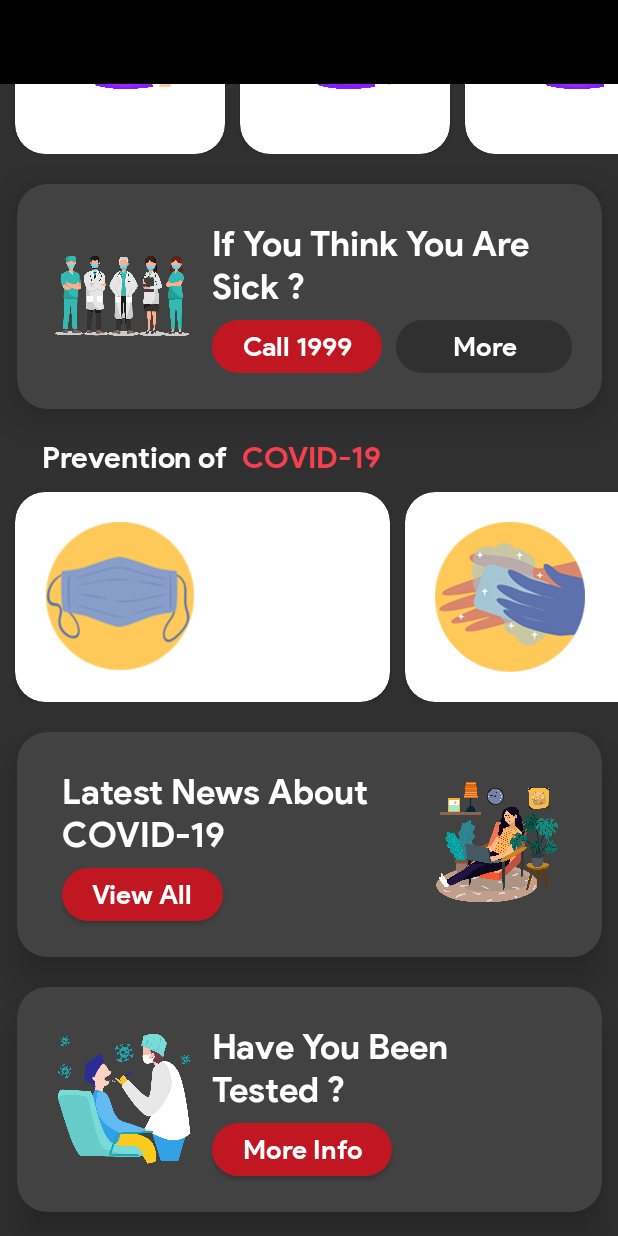
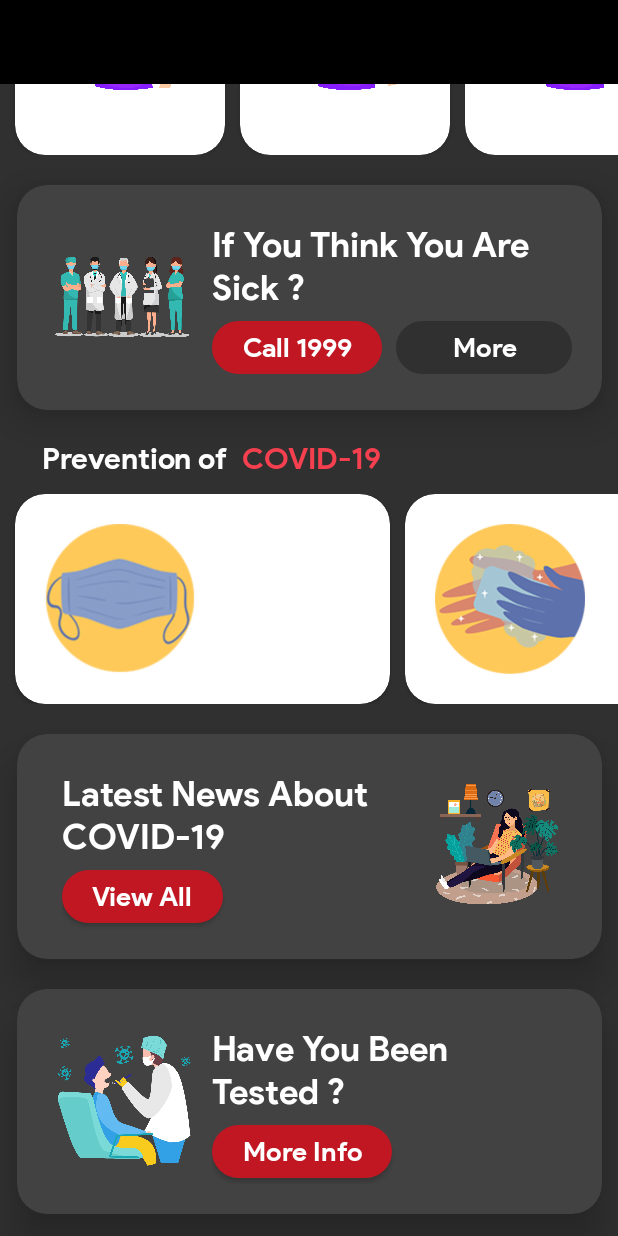
Before and after one commit to BlackEyedGhouL/covid-zero, an Android app: the layout activity_main.xml on its own in the app's theme, with its tools: preview values and no code run, scrolled down 537 dp, on a phone screen of 412 x 824 dp. Run offline under Robolectric (Android 15) with nearby library versions, the phone set to English and light mode, and no system bars; network calls fail.

Commit message:
fix: set fixed layout heights

```diff
--- a/app/src/main/res/layout/activity_main.xml
+++ b/app/src/main/res/layout/activity_main.xml
@@ -11,7 +11,7 @@
     android:id="@+id/drawerLayout">
 
     <com.google.android.material.navigation.NavigationView
-        android:layout_width="330dp"
+        android:layout_width="0dp"
         android:layout_height="match_parent"
         android:id="@+id/nav_view"
         android:theme="@style/navigationTheme"
@@ -152,7 +152,7 @@
                     <LinearLayout
                         android:id="@+id/symptoms_txt"
                         android:layout_width="wrap_content"
-                        android:layout_height="wrap_content"
+                        android:layout_height="26dp"
                         android:layout_marginTop="20dp"
                         android:layout_marginEnd="140dp"
                         android:orientation="horizontal"
@@ -193,7 +193,7 @@
                     <LinearLayout
                         android:id="@+id/prevention_txt"
                         android:layout_width="wrap_content"
-                        android:layout_height="wrap_content"
+                        android:layout_height="26dp"
                         android:layout_marginTop="20dp"
                         android:layout_marginEnd="140dp"
                         android:orientation="horizontal"
@@ -231,7 +231,7 @@
                     <androidx.cardview.widget.CardView
                         android:id="@+id/cardView5"
                         android:layout_width="390dp"
-                        android:layout_height="wrap_content"
+                        android:layout_height="150dp"
                         android:layout_marginTop="20dp"
                         android:layout_marginBottom="100dp"
                         android:padding="20dp"
@@ -298,7 +298,7 @@
                     <androidx.cardview.widget.CardView
                         android:id="@+id/cardView6"
                         android:layout_width="390dp"
-                        android:layout_height="wrap_content"
+                        android:layout_height="150dp"
                         android:layout_marginTop="20dp"
                         android:padding="20dp"
                         app:cardBackgroundColor="#424242"
@@ -362,7 +362,7 @@
                     <androidx.cardview.widget.CardView
                         android:id="@+id/cardViewLast"
                         android:layout_width="390dp"
-                        android:layout_height="wrap_content"
+                        android:layout_height="150dp"
                         android:layout_marginTop="20dp"
                         android:layout_marginBottom="20dp"
                         android:padding="20dp"
--- a/app/src/main/res/layout/activity_main_p1.xml
+++ b/app/src/main/res/layout/activity_main_p1.xml
@@ -4,7 +4,7 @@
     xmlns:tools="http://schemas.android.com/tools"
     android:id="@+id/linearLayout3"
     android:layout_width="match_parent"
-    android:layout_height="wrap_content"
+    android:layout_height="163dp"
     android:layout_marginTop="87dp"
     android:orientation="horizontal"
     android:paddingLeft="10dp"
--- a/app/src/main/res/layout/activity_main_p2.xml
+++ b/app/src/main/res/layout/activity_main_p2.xml
@@ -3,7 +3,7 @@
     xmlns:app="http://schemas.android.com/apk/res-auto"
     android:id="@+id/cardView2"
     android:layout_width="match_parent"
-    android:layout_height="wrap_content"
+    android:layout_height="163dp"
     android:layout_marginTop="10dp"
     android:scrollbars="none"
     app:layout_constraintEnd_toEndOf="parent"
--- a/app/src/main/res/layout/activity_main_p3.xml
+++ b/app/src/main/res/layout/activity_main_p3.xml
@@ -4,7 +4,7 @@
     xmlns:tools="http://schemas.android.com/tools"
     android:id="@+id/cardView3"
     android:layout_width="390dp"
-    android:layout_height="wrap_content"
+    android:layout_height="150dp"
     android:layout_marginTop="20dp"
     android:layout_marginBottom="20dp"
     android:padding="20dp"
--- a/app/src/main/res/layout/activity_main_p4.xml
+++ b/app/src/main/res/layout/activity_main_p4.xml
@@ -3,7 +3,7 @@
     xmlns:app="http://schemas.android.com/apk/res-auto"
     android:id="@+id/cardView4"
     android:layout_width="match_parent"
-    android:layout_height="wrap_content"
+    android:layout_height="140dp"
     android:layout_marginTop="10dp"
     android:scrollbars="none"
     app:layout_constraintEnd_toEndOf="parent"
```
